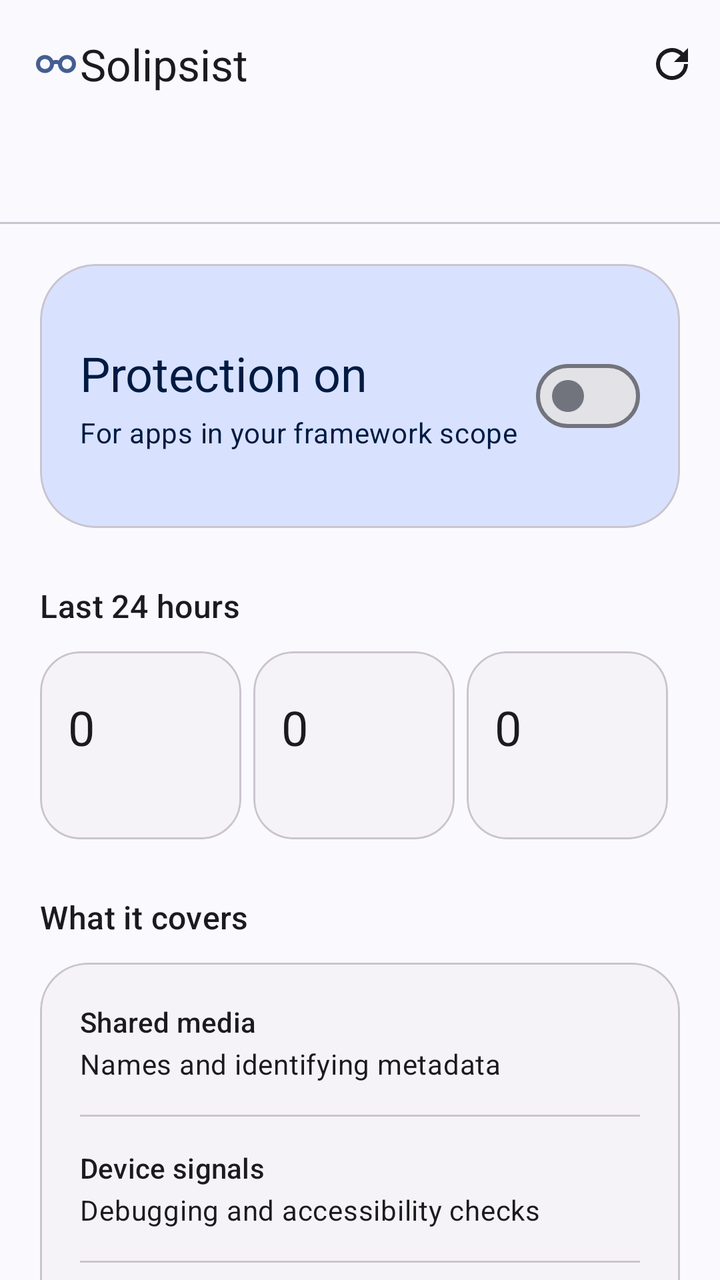
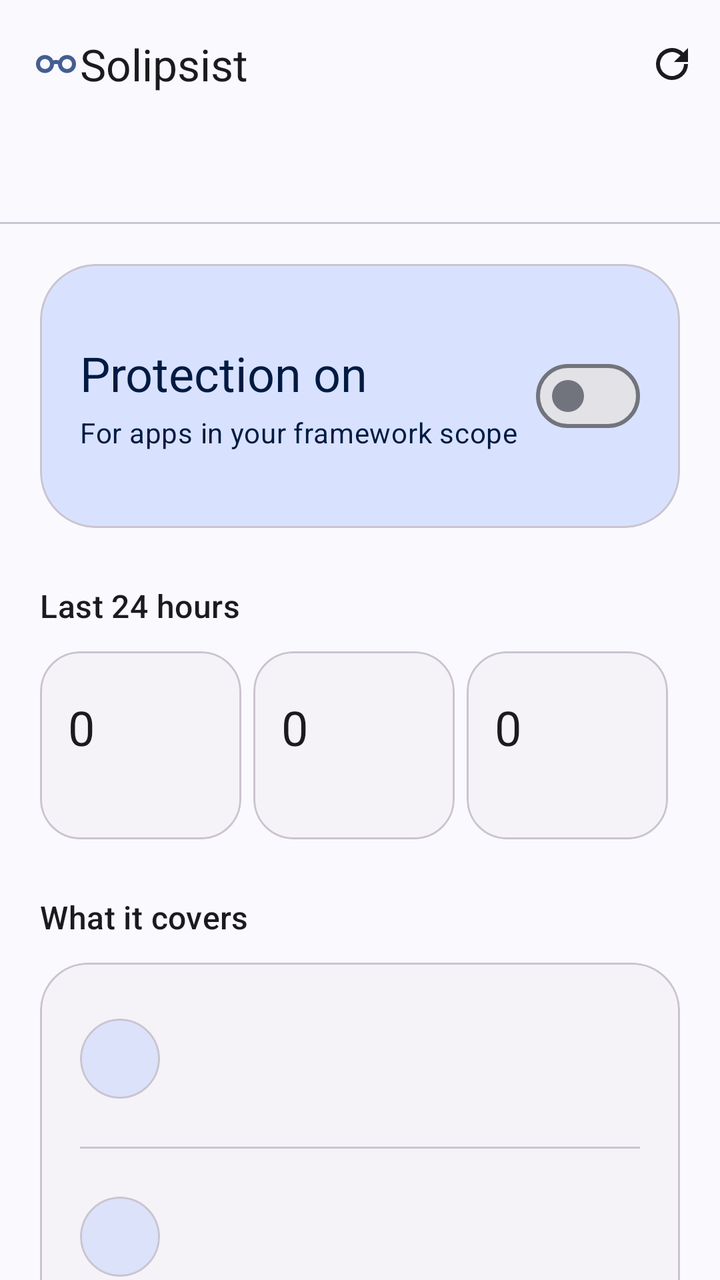

Before-and-after screenshots of an Android layout around one commit, followed by the original layout XML and the change that was made.
<!-- AndroidManifest.xml: application theme Theme.Solipsist -->
<!-- res/layout/activity_main.xml -->
<?xml version="1.0" encoding="utf-8"?>
<LinearLayout xmlns:android="http://schemas.android.com/apk/res/android"
    xmlns:app="http://schemas.android.com/apk/res-auto"
    android:layout_width="match_parent"
    android:layout_height="match_parent"
    android:orientation="vertical">

    <com.google.android.material.appbar.MaterialToolbar
        android:id="@+id/toolbar"
        android:layout_width="match_parent"
        android:layout_height="?attr/actionBarSize"
        app:title="@string/app_name"
        app:logo="@drawable/ic_eyeglasses_ui"
        app:logoDescription="@string/app_name"
        app:menu="@menu/main" />

    <com.google.android.material.tabs.TabLayout
        android:id="@+id/tabs"
        android:layout_width="match_parent"
        android:layout_height="wrap_content"
        app:tabMode="fixed"
        app:tabIndicatorFullWidth="false" />

    <FrameLayout
        android:layout_width="match_parent"
        android:layout_height="0dp"
        android:layout_weight="1">

        <androidx.core.widget.NestedScrollView
            android:id="@+id/overview"
            android:layout_width="match_parent"
            android:layout_height="match_parent"
            android:fillViewport="true"
            android:clipToPadding="false">

            <LinearLayout
                android:layout_width="match_parent"
                android:layout_height="wrap_content"
                android:orientation="vertical"
                android:paddingStart="20dp"
                android:paddingEnd="20dp"
                android:paddingTop="20dp"
                android:paddingBottom="28dp">

                <com.google.android.material.card.MaterialCardView
                    android:layout_width="match_parent"
                    android:layout_height="wrap_content"
                    app:cardBackgroundColor="?attr/colorPrimaryContainer"
                    app:cardCornerRadius="28dp"
                    app:cardElevation="0dp">

                    <LinearLayout
                        android:id="@+id/protection_row"
                        android:layout_width="match_parent"
                        android:layout_height="wrap_content"
                        android:minHeight="132dp"
                        android:gravity="center_vertical"
                        android:orientation="horizontal"
                        android:padding="20dp"
                        android:clickable="true"
                        android:focusable="true"
                        android:background="?attr/selectableItemBackground">

                        <LinearLayout
                            android:layout_width="0dp"
                            android:layout_height="wrap_content"
                            android:layout_weight="1"
                            android:orientation="vertical">

                            <TextView
                                android:id="@+id/protection_title"
                                android:layout_width="wrap_content"
                                android:layout_height="wrap_content"
                                android:text="@string/protection_on"
                                android:textAppearance="?attr/textAppearanceHeadlineSmall"
                                android:textColor="?attr/colorOnPrimaryContainer"
                                android:importantForAccessibility="yes" />

                            <TextView
                                android:layout_width="wrap_content"
                                android:layout_height="wrap_content"
                                android:layout_marginTop="4dp"
                                android:text="@string/protection_subtitle"
                                android:textAppearance="?attr/textAppearanceBodyMedium"
                                android:textColor="?attr/colorOnPrimaryContainer" />
                        </LinearLayout>

                        <com.google.android.material.materialswitch.MaterialSwitch
                            android:id="@+id/protection_switch"
                            android:layout_width="wrap_content"
                            android:layout_height="wrap_content"
                            android:layout_marginStart="8dp"
                            android:contentDescription="@string/protection_switch_description" />
                    </LinearLayout>
                </com.google.android.material.card.MaterialCardView>

                <TextView
                    android:layout_width="wrap_content"
                    android:layout_height="wrap_content"
                    android:layout_marginTop="28dp"
                    android:layout_marginBottom="12dp"
                    android:text="@string/last_24_hours"
                    android:textAppearance="?attr/textAppearanceTitleMedium" />

                <LinearLayout
                    android:layout_width="match_parent"
                    android:layout_height="wrap_content"
                    android:orientation="horizontal">

                    <include layout="@layout/view_stat" android:id="@+id/stat_apps" />
                    <include layout="@layout/view_stat" android:id="@+id/stat_checks" />
                    <include layout="@layout/view_stat" android:id="@+id/stat_issues" />
                </LinearLayout>

                <TextView
                    android:layout_width="wrap_content"
                    android:layout_height="wrap_content"
                    android:layout_marginTop="28dp"
                    android:layout_marginBottom="12dp"
                    android:text="@string/coverage_title"
                    android:textAppearance="?attr/textAppearanceTitleMedium" />

                <com.google.android.material.card.MaterialCardView
                    android:layout_width="match_parent"
                    android:layout_height="wrap_content"
                    app:cardCornerRadius="24dp"
                    app:cardElevation="0dp"
                    app:cardBackgroundColor="?attr/colorSurfaceContainerLow">

                    <LinearLayout
                        android:layout_width="match_parent"
                        android:layout_height="wrap_content"
                        android:orientation="vertical"
                        android:padding="20dp">

                        <TextView
                            android:layout_width="match_parent"
                            android:layout_height="wrap_content"
                            android:text="@string/coverage_media"
                            android:textAppearance="?attr/textAppearanceTitleSmall" />
                        <TextView
                            android:layout_width="match_parent"
                            android:layout_height="wrap_content"
                            android:layout_marginTop="2dp"
                            android:text="@string/coverage_media_desc"
                            android:textAppearance="?attr/textAppearanceBodyMedium" />

                        <View
                            android:layout_width="match_parent"
                            android:layout_height="1dp"
                            android:layout_marginTop="16dp"
                            android:layout_marginBottom="16dp"
                            android:background="?attr/colorOutlineVariant" />

                        <TextView
                            android:layout_width="match_parent"
                            android:layout_height="wrap_content"
                            android:text="@string/coverage_device"
                            android:textAppearance="?attr/textAppearanceTitleSmall" />
                        <TextView
                            android:layout_width="match_parent"
                            android:layout_height="wrap_content"
                            android:layout_marginTop="2dp"
                            android:text="@string/coverage_device_desc"
                            android:textAppearance="?attr/textAppearanceBodyMedium" />

                        <View
                            android:layout_width="match_parent"
                            android:layout_height="1dp"
                            android:layout_marginTop="16dp"
                            android:layout_marginBottom="16dp"
                            android:background="?attr/colorOutlineVariant" />

                        <TextView
                            android:layout_width="match_parent"
                            android:layout_height="wrap_content"
                            android:text="@string/coverage_vpn"
                            android:textAppearance="?attr/textAppearanceTitleSmall" />
                        <TextView
                            android:layout_width="match_parent"
                            android:layout_height="wrap_content"
                            android:layout_marginTop="2dp"
                            android:text="@string/coverage_vpn_desc"
                            android:textAppearance="?attr/textAppearanceBodyMedium" />
                    </LinearLayout>
                </com.google.android.material.card.MaterialCardView>

                <com.google.android.material.button.MaterialButton
                    android:id="@+id/coverage_info"
                    style="@style/Widget.Material3.Button.TextButton"
                    android:layout_width="wrap_content"
                    android:layout_height="wrap_content"
                    android:layout_marginTop="8dp"
                    android:text="@string/how_it_works" />
            </LinearLayout>
        </androidx.core.widget.NestedScrollView>

        <LinearLayout
            android:id="@+id/activity_page"
            android:layout_width="match_parent"
            android:layout_height="match_parent"
            android:orientation="vertical"
            android:visibility="gone">

            <com.google.android.material.textfield.TextInputLayout
                android:id="@+id/search_box"
                style="@style/Widget.Material3.TextInputLayout.FilledBox"
                android:layout_width="match_parent"
                android:layout_height="wrap_content"
                android:layout_marginStart="20dp"
                android:layout_marginEnd="20dp"
                android:layout_marginTop="16dp"
                android:hint="@string/search_hint"
                app:endIconMode="clear_text">

                <com.google.android.material.textfield.TextInputEditText
                    android:id="@+id/search_input"
                    android:layout_width="match_parent"
                    android:layout_height="wrap_content"
                    android:inputType="text"
                    android:maxLines="1" />
            </com.google.android.material.textfield.TextInputLayout>

            <com.google.android.material.chip.ChipGroup
                android:id="@+id/filters"
                android:layout_width="match_parent"
                android:layout_height="wrap_content"
                android:paddingStart="20dp"
                android:paddingEnd="20dp"
                android:paddingTop="12dp"
                android:paddingBottom="8dp"
                app:singleSelection="true"
                app:selectionRequired="true">

                <com.google.android.material.chip.Chip
                    android:id="@+id/filter_checks"
                    style="@style/Widget.Material3.Chip.Filter"
                    android:layout_width="wrap_content"
                    android:layout_height="wrap_content"
                    android:checked="true"
                    android:text="@string/filter_checks" />
                <com.google.android.material.chip.Chip
                    android:id="@+id/filter_hooks"
                    style="@style/Widget.Material3.Chip.Filter"
                    android:layout_width="wrap_content"
                    android:layout_height="wrap_content"
                    android:text="@string/filter_hooks" />
                <com.google.android.material.chip.Chip
                    android:id="@+id/filter_issues"
                    style="@style/Widget.Material3.Chip.Filter"
                    android:layout_width="wrap_content"
                    android:layout_height="wrap_content"
                    android:text="@string/filter_issues" />
            </com.google.android.material.chip.ChipGroup>

            <FrameLayout
                android:layout_width="match_parent"
                android:layout_height="0dp"
                android:layout_weight="1">

                <androidx.recyclerview.widget.RecyclerView
                    android:id="@+id/activity_list"
                    android:layout_width="match_parent"
                    android:layout_height="match_parent"
                    android:clipToPadding="false"
                    android:paddingBottom="24dp" />

                <TextView
                    android:id="@+id/empty_state"
                    android:layout_width="match_parent"
                    android:layout_height="wrap_content"
                    android:layout_gravity="center"
                    android:gravity="center"
                    android:padding="32dp"
                    android:text="@string/no_checks"
                    android:textAppearance="?attr/textAppearanceBodyLarge"
                    android:visibility="gone" />
            </FrameLayout>
        </LinearLayout>
    </FrameLayout>
</LinearLayout>
<!-- res/layout/view_stat.xml (included above) -->
<?xml version="1.0" encoding="utf-8"?>
<com.google.android.material.card.MaterialCardView xmlns:android="http://schemas.android.com/apk/res/android"
    xmlns:app="http://schemas.android.com/apk/res-auto"
    android:layout_width="0dp"
    android:layout_height="wrap_content"
    android:layout_weight="1"
    android:layout_marginEnd="6dp"
    app:cardCornerRadius="20dp"
    app:cardElevation="0dp"
    app:cardBackgroundColor="?attr/colorSurfaceContainerLow">

    <LinearLayout
        android:layout_width="match_parent"
        android:layout_height="wrap_content"
        android:minHeight="94dp"
        android:gravity="center_vertical"
        android:orientation="vertical"
        android:padding="14dp">
        <TextView
            android:id="@+id/stat_value"
            android:layout_width="match_parent"
            android:layout_height="wrap_content"
            android:text="@string/stat_zero"
            android:textAppearance="?attr/textAppearanceHeadlineSmall" />
        <TextView
            android:id="@+id/stat_label"
            android:layout_width="match_parent"
            android:layout_height="wrap_content"
            android:layout_marginTop="2dp"
            android:textAppearance="?attr/textAppearanceLabelMedium" />
    </LinearLayout>
</com.google.android.material.card.MaterialCardView>
<!-- resources referenced by this layout -->
<resources>
  <!-- drawable ic_eyeglasses_ui (drawable) -->
  <?xml version="1.0" encoding="utf-8"?>
  <vector xmlns:android="http://schemas.android.com/apk/res/android"
      android:width="24dp"
      android:height="24dp"
      android:viewportWidth="960"
      android:viewportHeight="960">
      <group android:translateY="960">
      <path
          android:fillColor="?attr/colorPrimary"
          android:pathData="M260,-300q-75,0 -127.5,-52.5T80,-480q0,-75 52.5,-127.5T260,-660q56,0 100,30t65,78q13,-4 26.5,-6t27.5,-2q14,0 28,2t28,6q21,-48 65,-78t100,-30q75,0 127.5,52.5T880,-480q0,75 -52.5,127.5T700,-300q-73,0 -125,-50.5T520,-473q-10,-4 -20,-5.5t-21,-1.5q-11,0 -20.5,2t-18.5,5q-3,72 -55,122.5T260,-300Zm-71,-251q-29,29 -29,71t29,71q29,29 71,29t71,-29q29,-29 29,-71t-29,-71q-29,-29 -71,-29t-71,29Zm440,0q-29,29 -29,71t29,71q29,29 71,29t71,-29q29,-29 29,-71t-29,-71q-29,-29 -71,-29t-71,29Z"
          />
      </group>
  </vector>
  <string name="app_name">Solipsist</string>
  <string name="coverage_device">Device signals</string>
  <string name="coverage_device_desc">Debugging and accessibility checks</string>
  <string name="coverage_media">Shared media</string>
  <string name="coverage_media_desc">Names and identifying metadata</string>
  <string name="coverage_title">What it covers</string>
  <string name="coverage_vpn">VPN checks</string>
  <string name="coverage_vpn_desc">Common Android VPN indicators</string>
  <string name="filter_checks">Checks</string>
  <string name="filter_hooks">Hooks</string>
  <string name="filter_issues">Issues</string>
  <string name="how_it_works">How it works</string>
  <string name="last_24_hours">Last 24 hours</string>
  <string name="no_checks">No checks in the last 24 hours</string>
  <string name="protection_on">Protection on</string>
  <string name="protection_subtitle">For apps in your framework scope</string>
  <string name="protection_switch_description">Enable Solipsist protection</string>
  <string name="search_hint">Search apps or hooks</string>
  <string name="stat_zero">0</string>
  <style name="Theme.Solipsist" parent="Theme.Material3.DynamicColors.DayNight.NoActionBar">
          <item name="android:windowLightStatusBar">?attr/isLightTheme</item>
          <item name="android:windowActionModeOverlay">true</item>
      </style>
</resources>

<!-- the commit's change to res/layout/activity_main.xml (unified diff, before → after) -->
@@ -133,17 +133,9 @@
                         android:orientation="vertical"
                         android:padding="20dp">
 
-                        <TextView
-                            android:layout_width="match_parent"
-                            android:layout_height="wrap_content"
-                            android:text="@string/coverage_media"
-                            android:textAppearance="?attr/textAppearanceTitleSmall" />
-                        <TextView
-                            android:layout_width="match_parent"
-                            android:layout_height="wrap_content"
-                            android:layout_marginTop="2dp"
-                            android:text="@string/coverage_media_desc"
-                            android:textAppearance="?attr/textAppearanceBodyMedium" />
+                        <include
+                            android:id="@+id/coverage_media_row"
+                            layout="@layout/view_coverage_row" />
 
                         <View
                             android:layout_width="match_parent"
@@ -152,17 +144,9 @@
                             android:layout_marginBottom="16dp"
                             android:background="?attr/colorOutlineVariant" />
 
-                        <TextView
-                            android:layout_width="match_parent"
-                            android:layout_height="wrap_content"
-                            android:text="@string/coverage_device"
-                            android:textAppearance="?attr/textAppearanceTitleSmall" />
-                        <TextView
-                            android:layout_width="match_parent"
-                            android:layout_height="wrap_content"
-                            android:layout_marginTop="2dp"
-                            android:text="@string/coverage_device_desc"
-                            android:textAppearance="?attr/textAppearanceBodyMedium" />
+                        <include
+                            android:id="@+id/coverage_device_row"
+                            layout="@layout/view_coverage_row" />
 
                         <View
                             android:layout_width="match_parent"
@@ -171,17 +155,9 @@
                             android:layout_marginBottom="16dp"
                             android:background="?attr/colorOutlineVariant" />
 
-                        <TextView
-                            android:layout_width="match_parent"
-                            android:layout_height="wrap_content"
-                            android:text="@string/coverage_vpn"
-                            android:textAppearance="?attr/textAppearanceTitleSmall" />
-                        <TextView
-                            android:layout_width="match_parent"
-                            android:layout_height="wrap_content"
-                            android:layout_marginTop="2dp"
-                            android:text="@string/coverage_vpn_desc"
-                            android:textAppearance="?attr/textAppearanceBodyMedium" />
+                        <include
+                            android:id="@+id/coverage_vpn_row"
+                            layout="@layout/view_coverage_row" />
                     </LinearLayout>
                 </com.google.android.material.card.MaterialCardView>
 
@@ -312,3 +288,51 @@
             android:textAppearance="?attr/textAppearanceLabelMedium" />
     </LinearLayout>
 </com.google.android.material.card.MaterialCardView>
+<!-- res/layout/view_coverage_row.xml (included above) -->
+<?xml version="1.0" encoding="utf-8"?>
+<LinearLayout xmlns:android="http://schemas.android.com/apk/res/android"
+    xmlns:app="http://schemas.android.com/apk/res-auto"
+    android:layout_width="match_parent"
+    android:layout_height="wrap_content"
+    android:minHeight="56dp"
+    android:gravity="center_vertical"
+    android:orientation="horizontal">
+
+    <com.google.android.material.card.MaterialCardView
+        android:layout_width="40dp"
+        android:layout_height="40dp"
+        android:layout_marginEnd="16dp"
+        app:cardBackgroundColor="?attr/colorSecondaryContainer"
+        app:cardCornerRadius="20dp"
+        app:cardElevation="0dp">
+
+        <ImageView
+            android:id="@+id/coverage_icon"
+            android:layout_width="24dp"
+            android:layout_height="24dp"
+            android:layout_gravity="center"
+            android:contentDescription="@null"
+            android:importantForAccessibility="no"
+            app:tint="?attr/colorOnSecondaryContainer" />
+    </com.google.android.material.card.MaterialCardView>
+
+    <LinearLayout
+        android:layout_width="0dp"
+        android:layout_height="wrap_content"
+        android:layout_weight="1"
+        android:orientation="vertical">
+
+        <TextView
+            android:id="@+id/coverage_label"
+            android:layout_width="match_parent"
+            android:layout_height="wrap_content"
+            android:textAppearance="?attr/textAppearanceTitleSmall" />
+
+        <TextView
+            android:id="@+id/coverage_desc"
+            android:layout_width="match_parent"
+            android:layout_height="wrap_content"
+            android:layout_marginTop="2dp"
+            android:textAppearance="?attr/textAppearanceBodyMedium" />
+    </LinearLayout>
+</LinearLayout>
<!-- resource entries referenced after the edit -->
@@ -15,13 +15,7 @@
       </group>
   </vector>
   <string name="app_name">Solipsist</string>
-  <string name="coverage_device">Device signals</string>
-  <string name="coverage_device_desc">Debugging and accessibility checks</string>
-  <string name="coverage_media">Shared media</string>
-  <string name="coverage_media_desc">Names and identifying metadata</string>
   <string name="coverage_title">What it covers</string>
-  <string name="coverage_vpn">VPN checks</string>
-  <string name="coverage_vpn_desc">Common Android VPN indicators</string>
   <string name="filter_checks">Checks</string>
   <string name="filter_hooks">Hooks</string>
   <string name="filter_issues">Issues</string>
